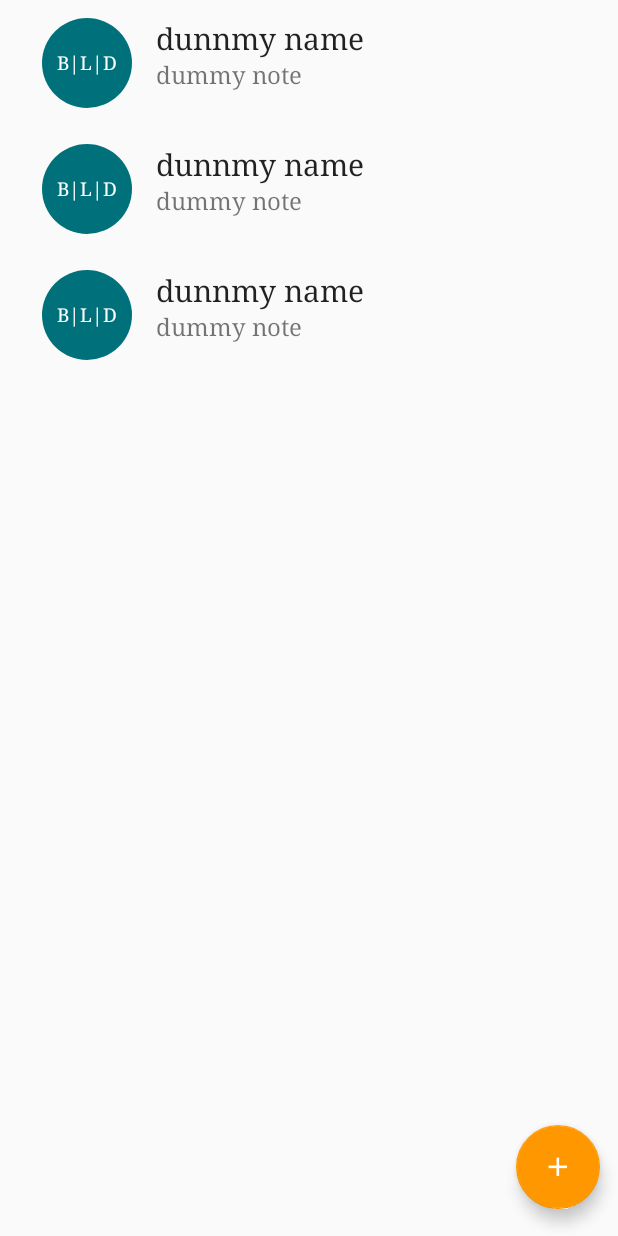
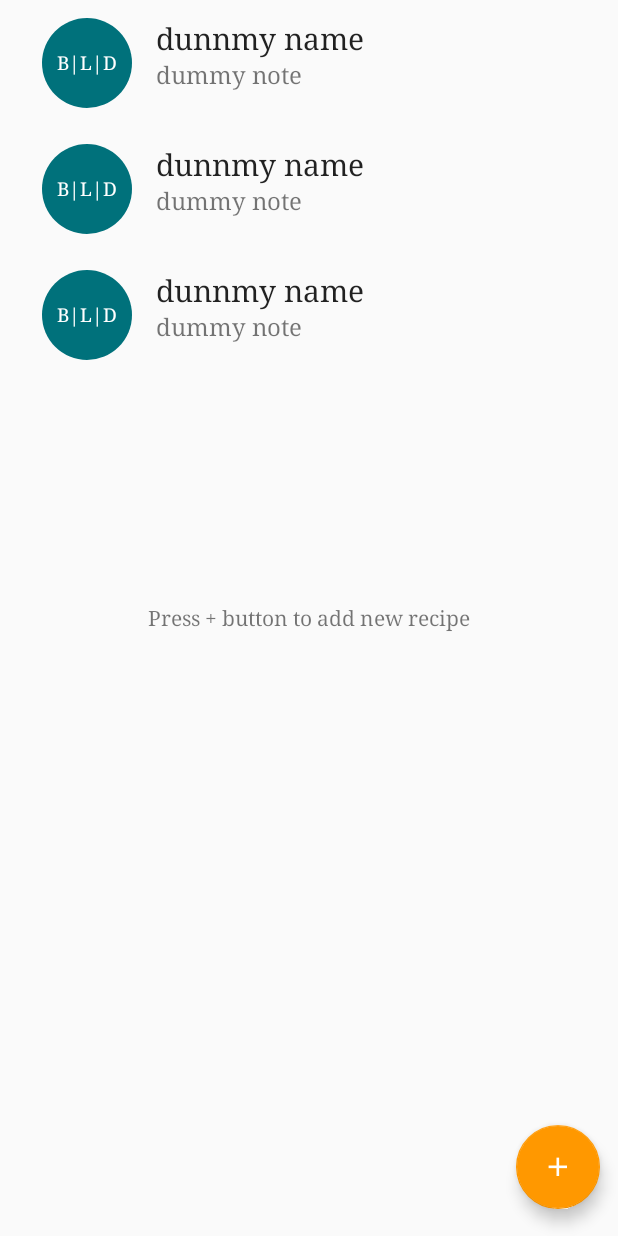
Before and after one commit to sandarumk/DailyDish, an Android app: the layout fragment_recipe_list.xml on its own in the app's theme, with its tools: preview values and no code run, on a phone screen of 412 x 824 dp. Run offline under Robolectric (Android 15) with nearby library versions, the phone set to English and light mode, and no system bars.

Commit message:
Fixed manually added recipe showing in recipeList Add Autocompletetextview for ingredient suggestion when typing Add Interstitial Ad to RecipeList

```diff
--- a/app/src/main/res/layout/fragment_recipe_list.xml
+++ b/app/src/main/res/layout/fragment_recipe_list.xml
@@ -1,11 +1,10 @@
 <?xml version="1.0" encoding="utf-8"?>
-<RelativeLayout
-    xmlns:android="http://schemas.android.com/apk/res/android"
+<RelativeLayout xmlns:android="http://schemas.android.com/apk/res/android"
     xmlns:app="http://schemas.android.com/apk/res-auto"
     xmlns:tools="http://schemas.android.com/tools"
     android:name="com.udacity.sandarumk.dailydish.fragments.RecipeListFragment"
-    android:layout_height="match_parent"
-    android:layout_width="match_parent">
+    android:layout_width="match_parent"
+    android:layout_height="match_parent">
 
     <android.support.v7.widget.RecyclerView
         android:id="@+id/recipe_list"
@@ -19,14 +18,22 @@
 
     </android.support.v7.widget.RecyclerView>
 
+    <TextView
+        android:id="@+id/text_msg"
+        style="@style/AppTheme.TextSecondary"
+        android:layout_width="wrap_content"
+        android:layout_height="wrap_content"
+        android:layout_centerInParent="true"
+        tools:text="@string/msg_add_recipe" />
+
     <android.support.design.widget.FloatingActionButton
         android:id="@+id/fab"
         android:layout_width="wrap_content"
         android:layout_height="wrap_content"
         android:layout_alignParentBottom="true"
         android:layout_alignParentEnd="true"
+        android:layout_alignParentRight="true"
         android:src="@mipmap/ic_fab_add"
-        app:useCompatPadding="true"
-        android:layout_alignParentRight="true" />
+        app:useCompatPadding="true" />
 
 </RelativeLayout>
--- a/app/src/main/res/layout/ingredient_layout.xml
+++ b/app/src/main/res/layout/ingredient_layout.xml
@@ -6,7 +6,7 @@
     android:gravity="center_vertical"
     android:orientation="horizontal">
 
-    <EditText
+    <AutoCompleteTextView
         android:id="@+id/item_name"
         android:layout_width="0dp"
         android:layout_height="wrap_content"
--- a/app/src/main/res/values/strings.xml
+++ b/app/src/main/res/values/strings.xml
@@ -89,4 +89,7 @@
     </string-array>
     <string name="title_activity_recipe_select">Select a recipe</string>
     <string name="action_settings">Settings</string>
+
+    <string name="msg_add_named_recipe">Press + button to add # recipe</string>
+    <string name="msg_add_recipe">Press + button to add new recipe</string>
 </resources>
```
Also changed, not shown: app/src/main/java/com/udacity/sandarumk/dailydish/activities/AddRecipeActivity.java (+51 -2 lines), app/src/main/java/com/udacity/sandarumk/dailydish/fragments/RecipeListFragment.java (+35 -4 lines), app/src/main/java/com/udacity/sandarumk/dailydish/util/DataProvider.java (+26 -4 lines). Lines whose indentation alone changed are shown as unchanged.
